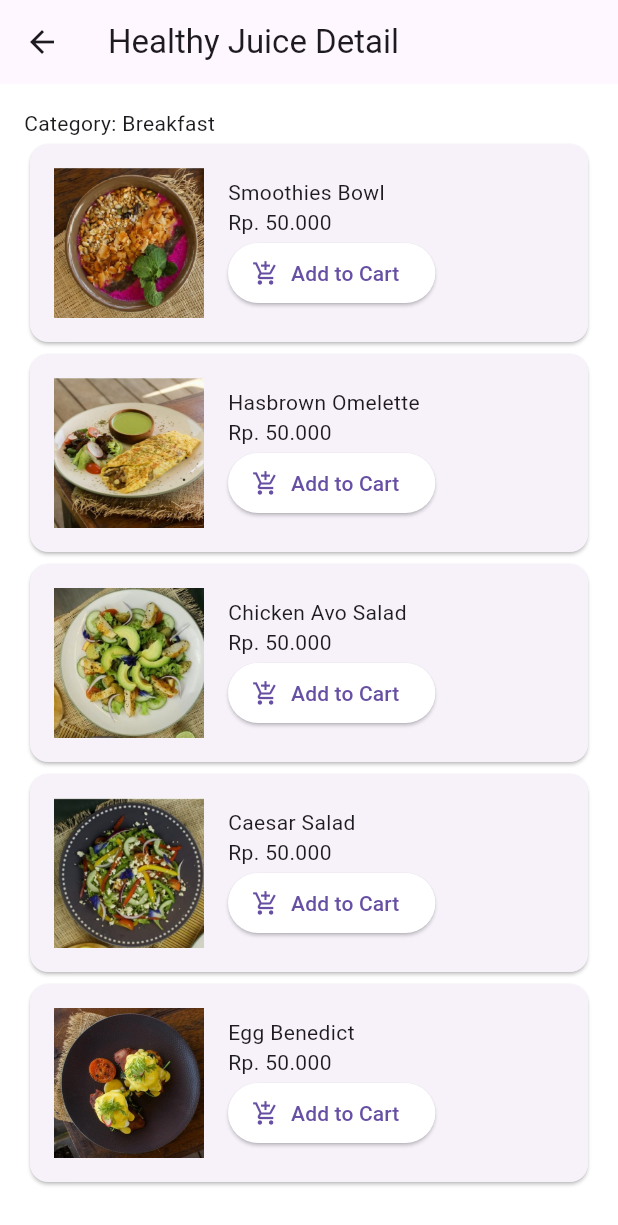
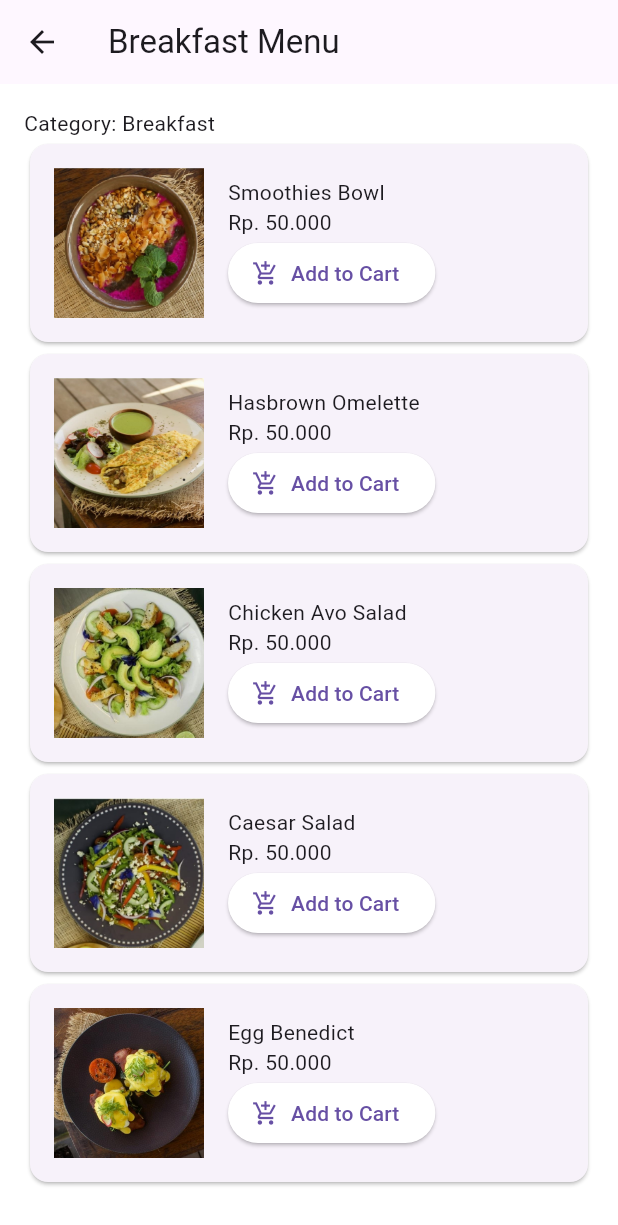
Before and after one commit to cantikawijaya/uts-desain-multi-platform, a Flutter app: the screen it shows after launch, after a tap on "Breakfast", on a phone screen of 412 x 824 dp. Shown: the top 1225 px of the screen. Run offline on Flutter 3.47's test engine with Material 3 defaults, Android fonts, the phone set to English and light mode, and no system bars.

Commit message:
Mengubah judul Breakfast Menu

```diff
--- a/lib/Breakfast_Detail_Page.dart
+++ b/lib/Breakfast_Detail_Page.dart
@@ -9,7 +9,7 @@ class Breakfast_Detail_Page extends StatelessWidget {
   Widget build(BuildContext context) {
     return Scaffold(
       appBar: AppBar(
-        title: Text('Healthy Juice Detail'),
+        title: Text('Breakfast Menu'),
       ),
       body: Padding(
           padding: const EdgeInsets.all(16.0),
```
